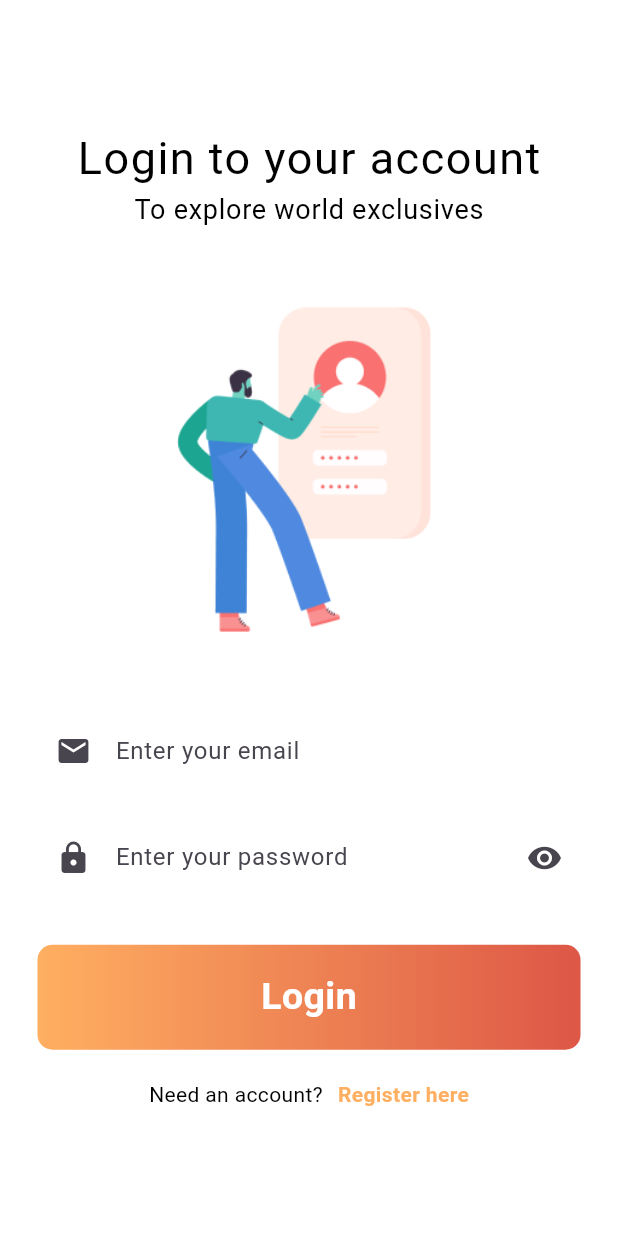
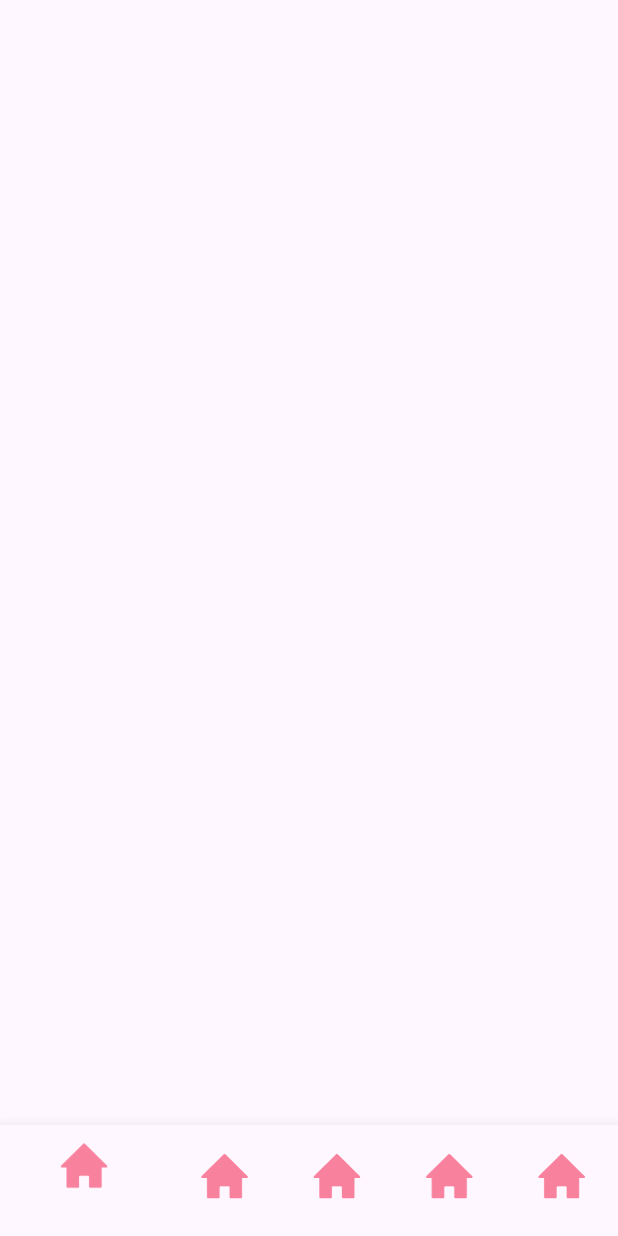
Before and after one commit to Nylast-bit/app_store, a Flutter app: the screen it shows after launch, on a phone screen of 412 x 824 dp. Run offline on Flutter 3.47's test engine with Material 3 defaults, Android fonts, the phone set to English and light mode, and no system bars; our stand-ins replace cloud_firestore, firebase_auth, firebase_core; accounts and stored records are empty.

```diff
--- a/lib/Buyers/view/screens/authentication_screens/login_screen.dart
+++ b/lib/Buyers/view/screens/authentication_screens/login_screen.dart
@@ -1,4 +1,3 @@
-import 'dart:ui';
 
 
 import 'package:appmovil/Buyers/view/screens/authentication_screens/register_screen.dart';
@@ -7,6 +6,8 @@ import 'package:flutter/material.dart';
 
 
 class LoginScreen extends StatelessWidget {
+  const LoginScreen({super.key});
+
 
 
   @override
@@ -20,35 +21,35 @@ class LoginScreen extends StatelessWidget {
             mainAxisAlignment: MainAxisAlignment.center,
 
             children: [
-              Text("Login to your account",
+              const Text("Login to your account",
               style: TextStyle(
                 fontSize: 30,
                 color: Color(0xff000000),
                 letterSpacing: 1,
                 ),
               ),
-              Text("To explore world exclusives",
+              const Text("To explore world exclusives",
               style: TextStyle(
                 fontSize: 18,
                 color: Color(0xff000000),
                 letterSpacing: 0.5,
                 ),
               ),
-              SizedBox(
+              const SizedBox(
                 height: 30,
               ),
               Image.asset('assets/images/Illustration.png',
               width: 250.0,
                 //height: 250.0,
               ),
-              SizedBox(
+              const SizedBox(
                 height: 30,
               ),
               TextFormField(
                 decoration: InputDecoration(
                   fillColor: Colors.white,
                   filled: true,
-                  prefixIcon: Icon(Icons.mail),
+                  prefixIcon: const Icon(Icons.mail),
                   labelText: "Enter your email",
                   hintText: "your@email.com",
                   border: OutlineInputBorder(
@@ -57,7 +58,7 @@ class LoginScreen extends StatelessWidget {
                   ),
                 ),
               ),
-              SizedBox(
+              const SizedBox(
                 height: 15,
               ),
               TextFormField(
@@ -65,8 +66,14 @@ class LoginScreen extends StatelessWidget {
                 decoration: InputDecoration(
                   fillColor: Colors.white,
                   filled: true,
-                  prefixIcon: Icon(Icons.lock),
-                  suffixIcon: Icon(Icons.remove_red_eye),
+                  prefixIcon: const Icon(Icons.lock),
+                  suffixIcon: InkWell(
+                    onTap: () {
+
+                    },
+                    child: const Icon(Icons.remove_red_eye
+                    ),
+                  ),
                   labelText: "Enter your password",
                   border: OutlineInputBorder(
                     borderSide: BorderSide.none,
@@ -75,7 +82,7 @@ class LoginScreen extends StatelessWidget {
                 ),
               ),
 
-            SizedBox(height: 30, ),
+            const SizedBox(height: 30, ),
 
               GestureDetector(
                 onTap: () {
@@ -86,7 +93,7 @@ class LoginScreen extends StatelessWidget {
                   height: 70,
                   width: double.infinity,
                   decoration: BoxDecoration(
-                    gradient: LinearGradient(
+                    gradient: const LinearGradient(
                       colors: [
                         Color(0xffFFAF61),
                         Color(0xffDD5746),
@@ -94,7 +101,7 @@ class LoginScreen extends StatelessWidget {
                     ),
                     borderRadius: BorderRadius.circular(10.0),
                   ),
-                  child: Center(
+                  child: const Center(
                     child: Text('Login',
                       style: TextStyle(
                         fontSize: 25,
@@ -105,23 +112,23 @@ class LoginScreen extends StatelessWidget {
                   )
                 ),
               ),
-              SizedBox(height: 20,),
+              const SizedBox(height: 20,),
               Row(
                 mainAxisAlignment: MainAxisAlignment.center,
                 children: [
-                  Text('Need an account?',
+                  const Text('Need an account?',
                     style: TextStyle(
                       color: Color(0xff000000),
                     ),
                   ),
-                  SizedBox(width: 10,),
+                  const SizedBox(width: 10,),
                   InkWell(
                     onTap: () {
                       Navigator.push(context, MaterialPageRoute(builder: (context) {
                         return RegisterScreen();
                       },));
                     },
-                    child: Text('Register here',
+                    child: const Text('Register here',
                       style: TextStyle(
                         fontWeight: FontWeight.bold,
                         color: Color(0xffFFAF61),
--- /dev/null
+++ b/lib/Buyers/view/screens/main_screen.dart
@@ -0,0 +1,39 @@
+import 'package:flutter/material.dart';
+
+class MainScreen extends StatelessWidget {
+  const MainScreen({super.key});
+
+  @override
+  Widget build(BuildContext context) {
+    return Scaffold(
+      bottomNavigationBar: BottomNavigationBar(
+        items: [
+          BottomNavigationBarItem(
+            icon: Image.asset('assets/icons/home.png', width: 40,),
+            label: 'Home',
+          ),
+
+          BottomNavigationBarItem(
+            icon: Image.asset('assets/icons/home.png', width: 40,),
+            label: 'Home',
+          ),
+
+          BottomNavigationBarItem(
+            icon: Image.asset('assets/icons/home.png', width: 40,),
+            label: 'Home',
+          ),
+
+          BottomNavigationBarItem(
+            icon: Image.asset('assets/icons/home.png', width: 40,),
+            label: 'Home',
+          ),
+
+          BottomNavigationBarItem(
+            icon: Image.asset('assets/icons/home.png', width: 40,),
+            label: 'Home',
+          ),
+        ],
+      ),
+    );
+  }
+}
--- a/lib/main.dart
+++ b/lib/main.dart
@@ -1,6 +1,7 @@
 import 'dart:io';
 
 import 'package:appmovil/Buyers/view/screens/authentication_screens/login_screen.dart';
+import 'package:appmovil/Buyers/view/screens/main_screen.dart';
 import 'package:firebase_core/firebase_core.dart';
 import 'package:flutter/material.dart';
 
@@ -29,7 +30,7 @@ class MyApp extends StatelessWidget {
         //brightness: Brightness.dark,
       //),
       title: 'Material App',
-      home: LoginScreen(),
+      home: MainScreen(),
     );
   }
 }
```
Also changed, not shown: lib/Buyers/controller/auth_controller.dart (added, +66 -0 lines), lib/Buyers/view/screens/authentication_screens/register_screen.dart (+42 -5 lines).
